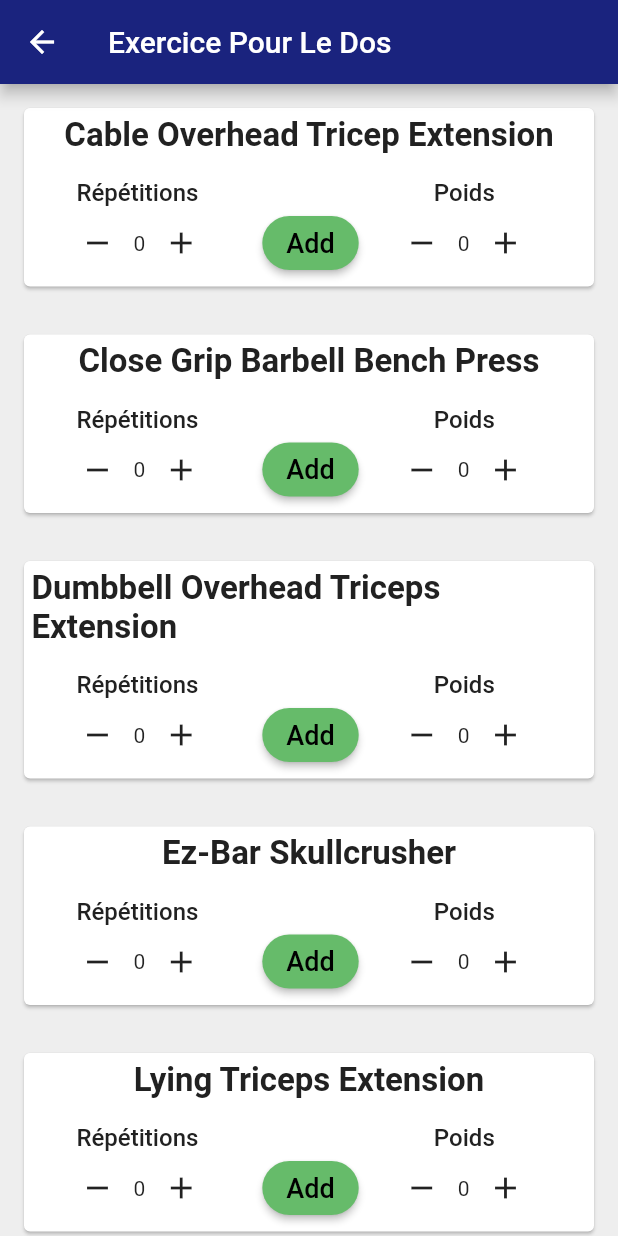
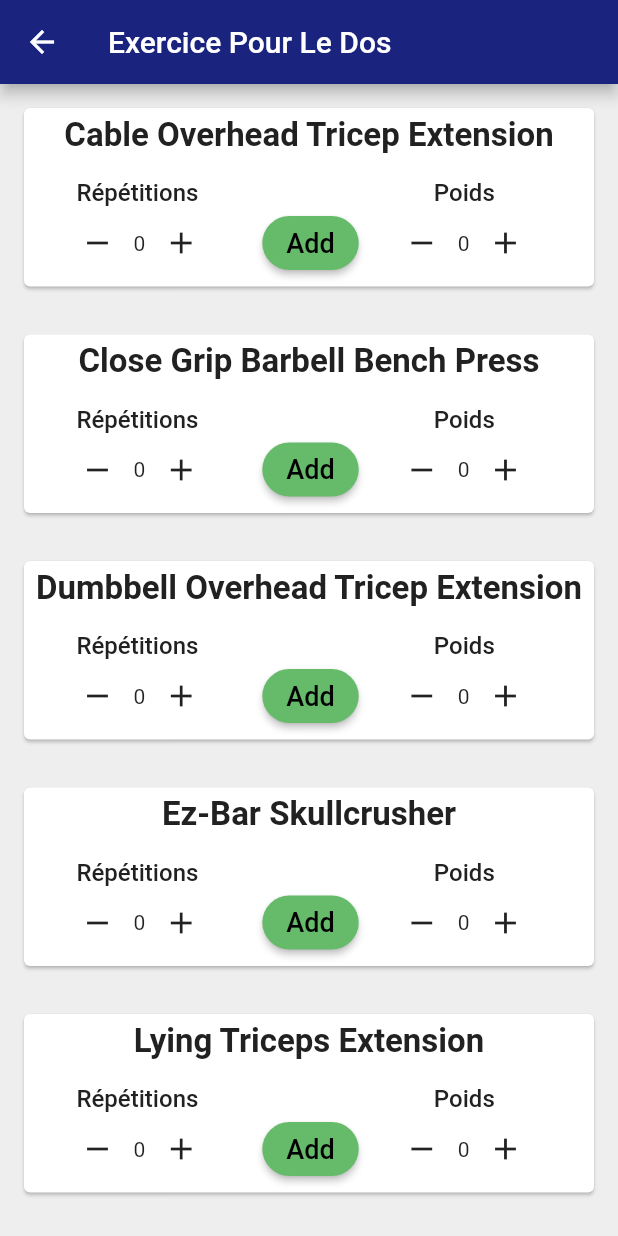
Before and after one commit to Marinel-V/h-gr02-eq6, a Flutter app: the Tricep screen opened by its route, on a phone screen of 412 x 824 dp. Run offline on Flutter 3.47's test engine with Material 2 defaults, Android fonts, the phone set to English and light mode, and no system bars.

Commit message:
sda
asdas

```diff
--- a/workout_tracker/lib/Exercice_tricep.dart
+++ b/workout_tracker/lib/Exercice_tricep.dart
@@ -13,7 +13,7 @@
   List<Exercice> exercices_dos = [
     Exercice(nom: 'Cable Overhead Tricep Extension'),
     Exercice(nom: 'Close Grip Barbell Bench Press'),
-    Exercice(nom: 'Dumbbell Overhead Triceps Extension'),
+    Exercice(nom: 'Dumbbell Overhead Tricep Extension'),
     Exercice(nom: 'Ez-Bar Skullcrusher',),
     Exercice(nom: 'Lying Triceps Extension'),
     Exercice(nom: 'Parallel Bar Triceps Dip'),
```
